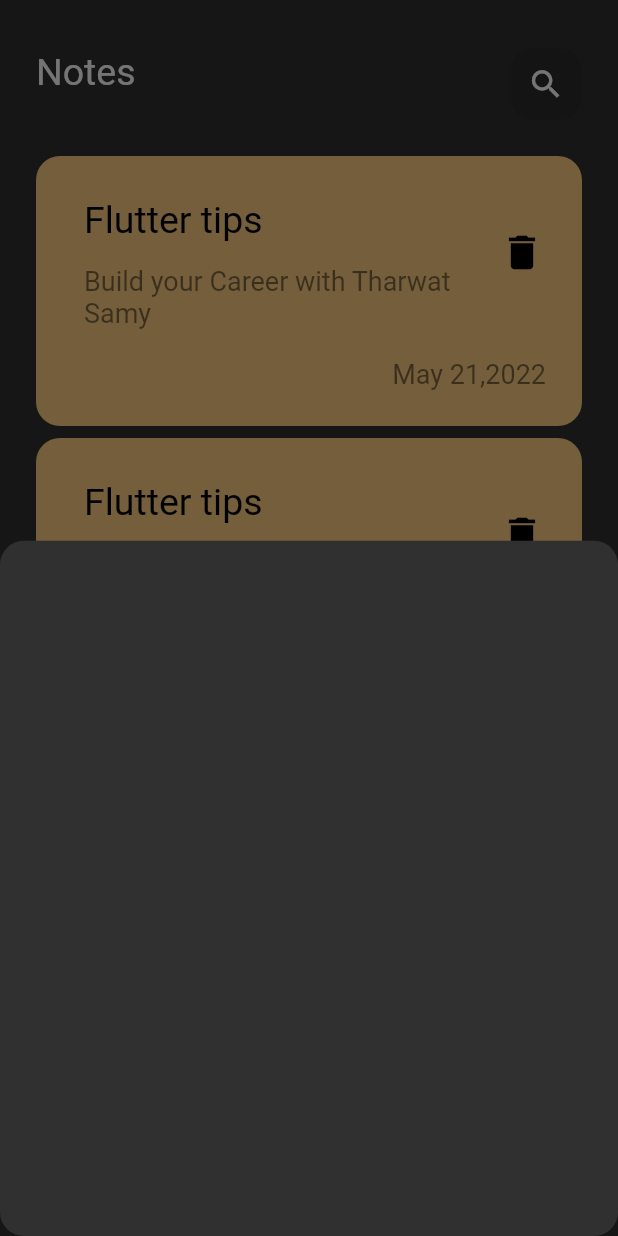
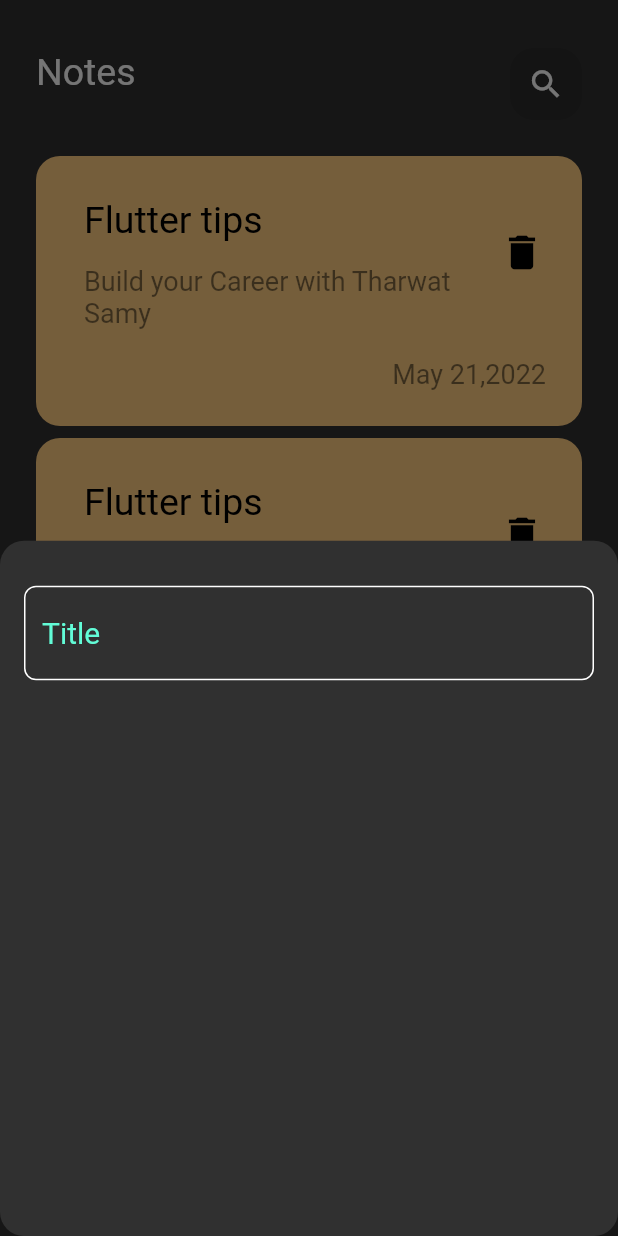
Before and after one commit to sara-reda-hegazy/notes_app, a Flutter app: the screen it shows after launch, after a tap on the "add" icon, on a phone screen of 412 x 824 dp. Run offline on Flutter 3.47's test engine with Material 2 defaults, Android fonts, the phone set to English and light mode, and no system bars.

Commit message:
create custom text field

```diff
--- /dev/null
+++ b/lib/constants.dart
@@ -0,0 +1,3 @@
+import 'package:flutter/animation.dart';
+
+const kprimaryColor =  Color(0xff62FcD7);
--- a/lib/widgets/add_note_bottom_sheet.dart
+++ b/lib/widgets/add_note_bottom_sheet.dart
@@ -1,12 +1,19 @@
 import 'package:flutter/material.dart';
+import 'package:notesapp/widgets/custom_text_field.dart';
 
 class AddNoteBottomSheet extends StatelessWidget {
   const AddNoteBottomSheet({super.key});
 
   @override
   Widget build(BuildContext context) {
-    return Container(
+    return Padding(
+      padding: const EdgeInsets.symmetric(horizontal: 16,vertical: 30),
+      child: Column(
+        children: [
+          CustomTextField()
+        ],
 
+      ),
     );
   }
 }
--- /dev/null
+++ b/lib/widgets/custom_text_field.dart
@@ -0,0 +1,30 @@
+import 'package:flutter/material.dart';
+import 'package:notesapp/constants.dart';
+
+class CustomTextField extends StatelessWidget {
+  const CustomTextField({
+    super.key,
+  });
+
+  @override
+  Widget build(BuildContext context) {
+    return TextField(
+      cursorColor: kprimaryColor,
+      decoration: InputDecoration(
+        border: buildBorder(),
+         enabledBorder: buildBorder(),
+        focusedBorder:buildBorder(kprimaryColor),
+        hintText: 'Title',
+        hintStyle:const TextStyle(fontSize: 20,color: kprimaryColor),
+
+
+      ),
+    );
+  }
+
+  OutlineInputBorder buildBorder([color]) {
+   return OutlineInputBorder(
+    borderRadius: BorderRadius.circular(8),
+    borderSide: BorderSide(color:color?? Colors.white));
+  }
+}
```
